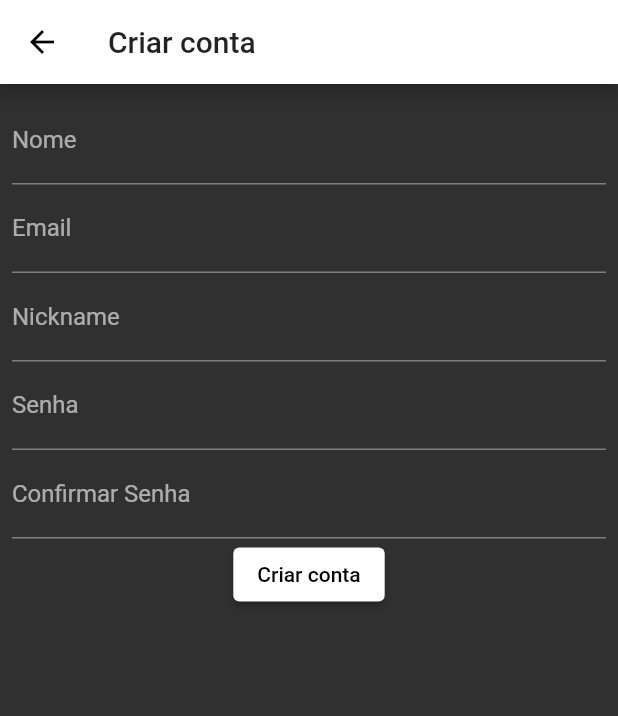
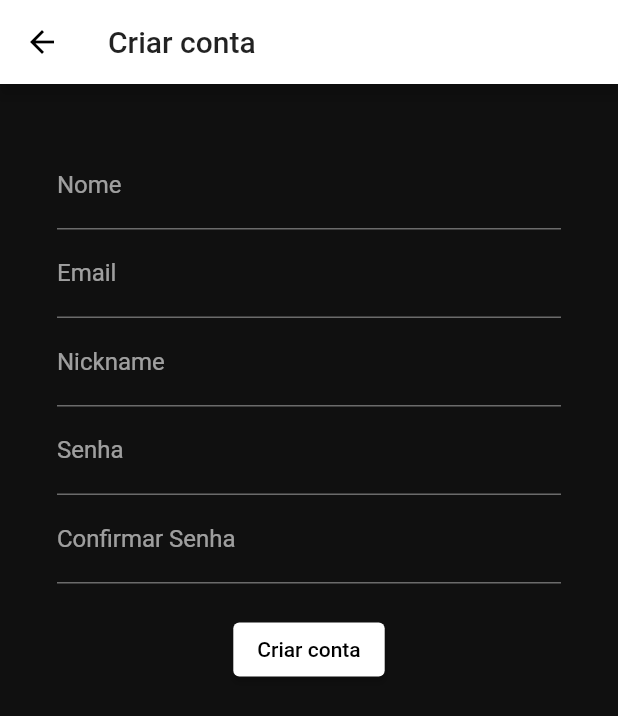
Before and after one commit to heloeng/app_global_heroes, a Flutter app: the SignupPage screen opened directly, on a phone screen of 412 x 824 dp. Shown: the top 716 px of the screen. Run offline on Flutter 3.47's test engine with Material 2 defaults, Android fonts, the phone set to English and light mode, and no system bars; our stand-ins replace cloud_firestore, firebase_auth, firebase_core, font_awesome_flutter, percent_indicator; missing offline and left inert: flutter_animated_dialog; accounts and stored records are empty; network calls fail.

Commit message:
Ajustes de layout para rodar no Android

```diff
--- a/lib/pages/signup_page.dart
+++ b/lib/pages/signup_page.dart
@@ -26,7 +26,16 @@ class _SignupPageState extends State<SignupPage> {
         appBar: AppBar(
           title: Text("Criar conta"),
         ),
-      body: Form(
+        body: Column(
+          children: [
+            Expanded(
+              child: Container(
+                color: Color.fromRGBO(16, 16, 16, 1),
+                padding: EdgeInsets.all(30),
+                child: SingleChildScrollView(
+                  child: Column(
+                    children: [
+                      Form(
                         child: Padding(
                           padding: const EdgeInsets.all(8.0),
                           child: Column(
@@ -40,7 +49,8 @@ class _SignupPageState extends State<SignupPage> {
                                 onChanged: (texto) => email = texto,
                               ),
                               TextFormField(
-                decoration: InputDecoration(labelText: 'Nickname'),
+                                decoration:
+                                    InputDecoration(labelText: 'Nickname'),
                                 onChanged: (texto) => nickName = texto,
                               ),
                               TextFormField(
@@ -48,26 +58,37 @@ class _SignupPageState extends State<SignupPage> {
                                 onChanged: (texto) => senha = texto,
                               ),
                               TextFormField(
-                decoration: InputDecoration(labelText: 'Confirmar Senha'),
+                                decoration: InputDecoration(
+                                    labelText: 'Confirmar Senha'),
                                 onChanged: (texto) => confirmarSenha = texto,
                               ),
-              ElevatedButton(
+                              Container(
+                                padding: EdgeInsets.all(20),
+                                child: ElevatedButton(
                                   onPressed: () async {
                                     final user = UserModel(
                                       nome: nome,
                                       email: email,
                                       nickName: nickName,
                                     );
-                  await userController.signup(email, senha, user);
+                                    await userController.signup(
+                                        email, senha, user);
 
                                     Navigator.pop(context);
                                   },
                                   child: Text("Criar conta"),
+                                ),
                               )
                             ],
                           ),
                         ),
                       ),
-    );
+                    ],
+                  ),
+                ),
+              ),
+            )
+          ],
+        ));
   }
 }
--- a/lib/widgets/splash_loading_page.dart
+++ b/lib/widgets/splash_loading_page.dart
@@ -11,7 +11,7 @@ class SplashLoadingWidget extends StatelessWidget {
             child: Container(
               color: Color.fromRGBO(16, 16, 16, 1),
               child: Image.asset(
-                "assets/splash.gif",
+                "assets/logo.png",
                 fit: BoxFit.contain,
               ),
             ),
--- a/lib/widgets/splash_widget.dart
+++ b/lib/widgets/splash_widget.dart
@@ -13,7 +13,7 @@ class _SplashWidgetState extends State<SplashWidget> {
   void initState() {
     super.initState();
 
-    Timer(Duration(seconds: 5), () {
+    Timer(Duration(seconds: 3), () {
       Navigator.push(
           context,
           MaterialPageRoute(
@@ -33,7 +33,7 @@ class _SplashWidgetState extends State<SplashWidget> {
               child: Container(
                 color: Color.fromRGBO(16, 16, 16, 1),
                 child: Image.asset(
-                  "assets/splash.gif",
+                  "assets/logo.png",
                   fit: BoxFit.contain,
                 ),
               ),
```
Also changed, not shown: lib/pages/login_page.dart (+19 -10 lines), lib/widgets/hero_details_widget.dart (+3 -13 lines). Lines whose indentation alone changed are shown as unchanged.
